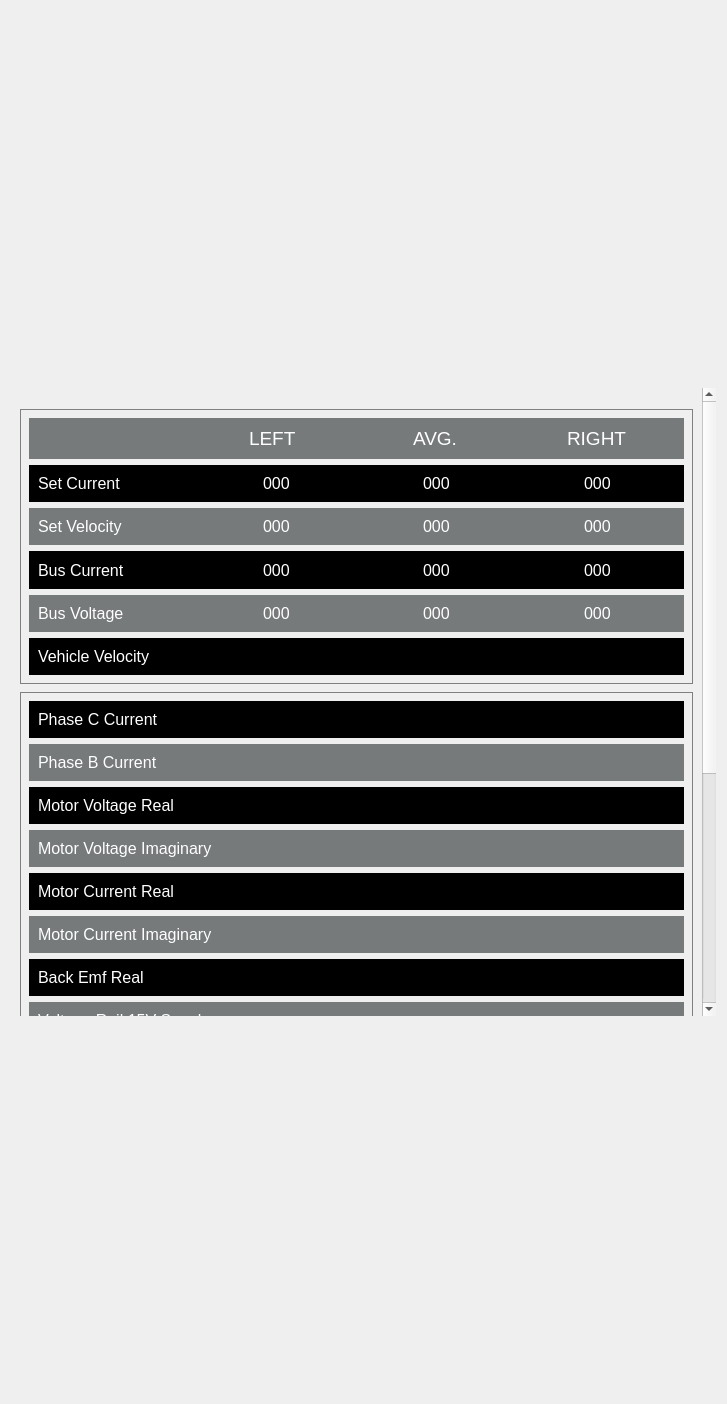
Before: the Qt Designer form ViewLayer/DebugDisplay/MotorPage/MotorUi/MotorUi.ui in UCSolarCarTeam/Epsilon-Dashboard, drawn with Qt 5.
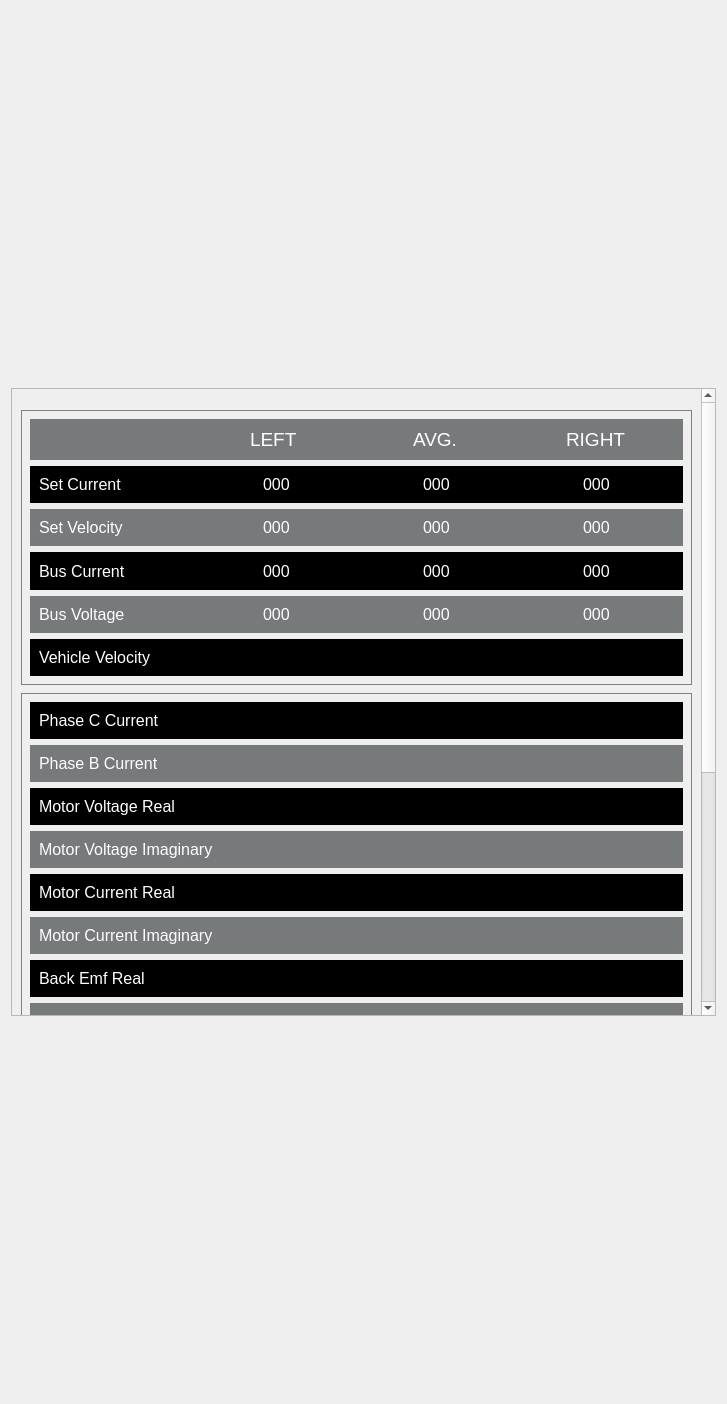
After: the same form once the commit is applied.

Commit message: changed background color of scrollview

```diff
--- a/ViewLayer/DebugDisplay/MotorPage/MotorUi/MotorUi.ui
+++ b/ViewLayer/DebugDisplay/MotorPage/MotorUi/MotorUi.ui
@@ -32,11 +32,7 @@
       </size>
      </property>
      <property name="styleSheet">
-      <string notr="true">QWidget#scrollArea
-{
-border: 2px black;
-background-color: black;
-}
+      <string notr="true">
 </string>
      </property>
      <property name="widgetResizable">
@@ -46,8 +42,8 @@
       <property name="geometry">
        <rect>
         <x>0</x>
-        <y>0</y>
-        <width>695</width>
+        <y>-395</y>
+        <width>693</width>
         <height>1023</height>
        </rect>
       </property>
```
